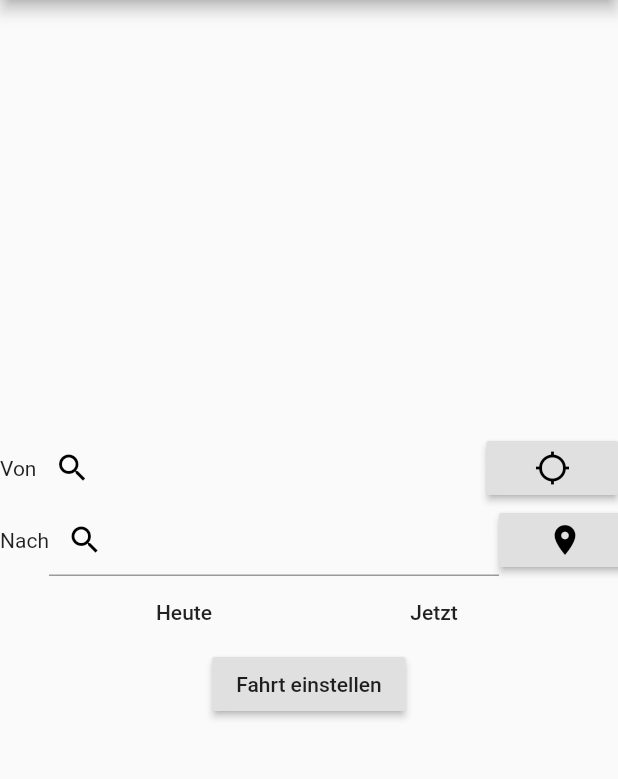
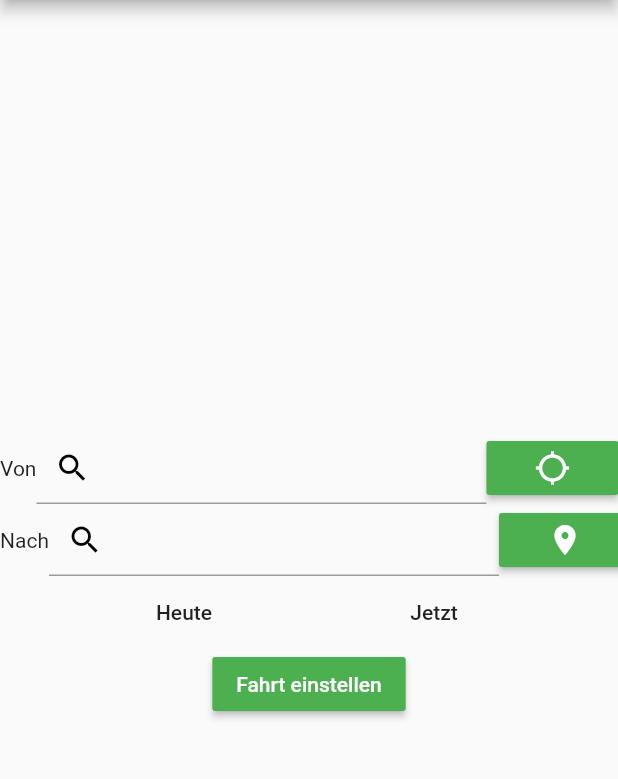
Before and after one commit to PDesire/CatInABox, a Flutter app: the CreateTripPage screen opened directly, on a phone screen of 412 x 824 dp, the part 84-863 px from its top. Run offline on Flutter 3.47's test engine with Material 2 defaults, Android fonts, the phone set to English and light mode, and no system bars; drawn by our look-alikes of flutter_inner_drawer; our stand-ins replace flutter_vector_icons; missing offline and left inert: tetris_blocs.

Commit message:
nicer colors for trip create

```diff
--- a/lib/pages/create_trip/create_trip_page.dart
+++ b/lib/pages/create_trip/create_trip_page.dart
@@ -45,7 +45,6 @@ class CreateTripPageState extends State<CreateTripPage> {
                               width: 300,
                               child: TextField(
                                 decoration: InputDecoration(
-                                  border: InputBorder.none,
                                   prefixIcon: Icon(
                                     Icons.search,
                                     color: Colors.black,
@@ -55,9 +54,11 @@ class CreateTripPageState extends State<CreateTripPage> {
                               ),
                             ),
                             RaisedButton(
+                              color: Colors.green,
+                              textColor: Colors.white,
                               child: Icon(
                                   Icons.location_searching,
-                                  color: Colors.black
+                                  color: Colors.white
                               ),
                               onPressed: ()=>{},
                             )
@@ -79,9 +80,11 @@ class CreateTripPageState extends State<CreateTripPage> {
                               ),
                             ),
                             RaisedButton(
+                              color: Colors.green,
+                              textColor: Colors.white,
                               child: Icon(
                                   Icons.location_on,
-                                  color: Colors.black
+                                  color: Colors.white
                               ),
                               onPressed: ()=>{},
                             )
@@ -103,6 +106,8 @@ class CreateTripPageState extends State<CreateTripPage> {
                           mainAxisAlignment: MainAxisAlignment.spaceEvenly,
                           children: [
                             RaisedButton(
+                              color: Colors.green,
+                              textColor: Colors.white,
                               child: Text("Fahrt einstellen"),
                               onPressed: ()=>{
                                 _showContactDialog(context)
--- a/lib/pages/create_trip/trip_contact_widget.dart
+++ b/lib/pages/create_trip/trip_contact_widget.dart
@@ -45,6 +45,8 @@ class TripContactWidgetState extends State<TripContactWidget> {
                 ),
                 getTextfieldWithInputType(),
                 RaisedButton(
+                  color: Colors.green,
+                  textColor: Colors.white,
                   child: Text("auswählen"),
                   onPressed: (){
                     widget.onContactSelected(_currentContactMethod, _contactData);
```
